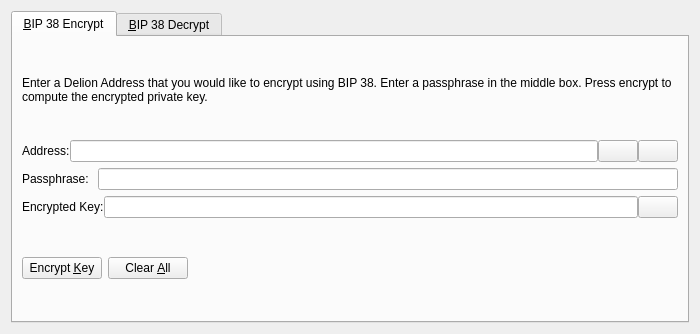
The window that src/qt/forms/bip38tooldialog.ui (revivalist777/milleniumclub) describes before a commit, drawn with Qt 5.
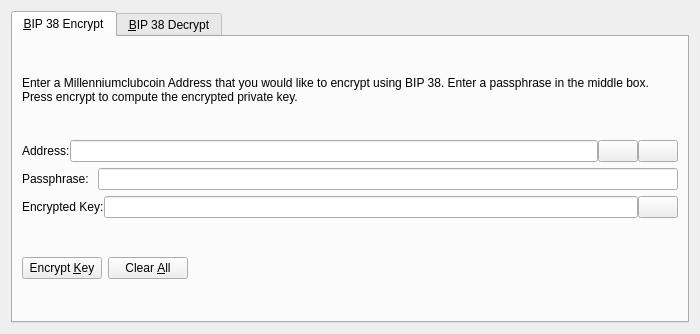
The same window after the commit. The open tabs and pages were chosen to show the change. Icons and pictures are not drawn. Custom widgets are drawn as their Qt base class.

Commit message: replace delion with milleniumclubcoin

```diff
--- a/src/qt/forms/bip38tooldialog.ui
+++ b/src/qt/forms/bip38tooldialog.ui
@@ -30,7 +30,7 @@
        <item>
         <widget class="QLabel" name="infoLabel_ENC">
          <property name="text">
-          <string>Enter a Delion Address that you would like to encrypt using BIP 38. Enter a passphrase in the middle box. Press encrypt to compute the encrypted private key.</string>
+          <string>Enter a Millenniumclubcoin Address that you would like to encrypt using BIP 38. Enter a passphrase in the middle box. Press encrypt to compute the encrypted private key.</string>
          </property>
          <property name="textFormat">
           <enum>Qt::PlainText</enum>
```
Left out of the diff: 24 changed lines with no effect on the pictures. The commit also changes 304 other files.
